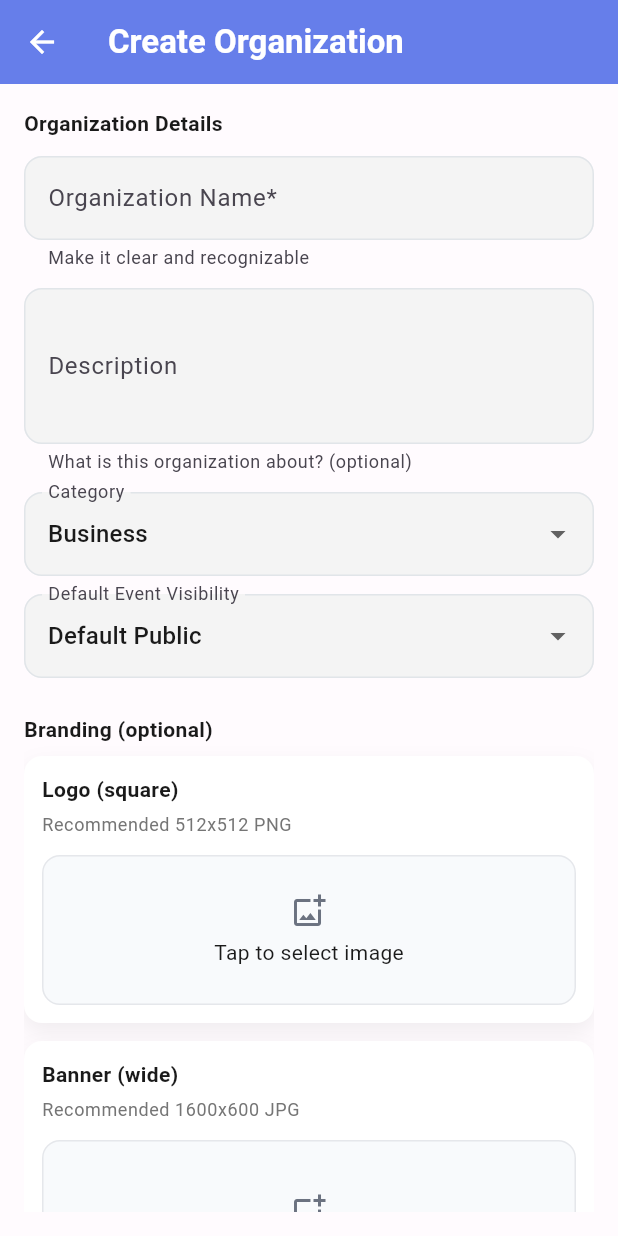
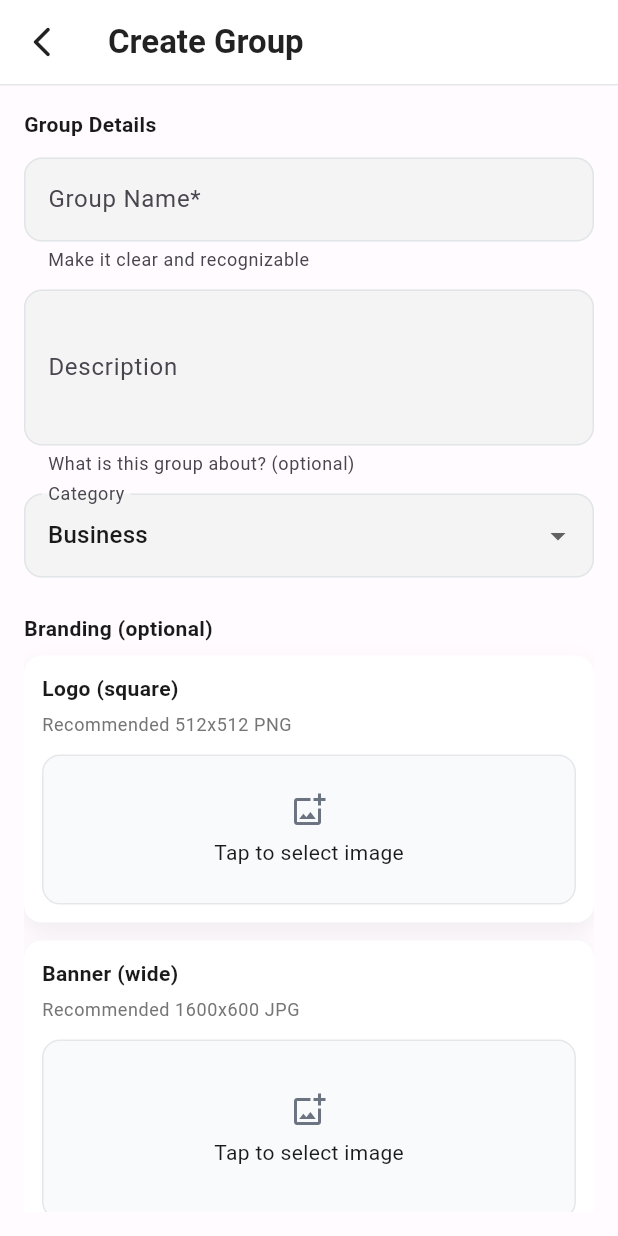
Before and after one commit to orgamiapps/orgamiappV1, a Flutter app: the CreateOrganizationScreen screen opened directly, on a phone screen of 412 x 824 dp. Run offline on Flutter 3.47's test engine with Material 3 defaults, Android fonts, the phone set to English and light mode, and no system bars; our stand-ins replace cached_network_image, carousel_slider, cloud_firestore, cloud_functions, connectivity_plus, firebase_auth and 19 more; missing offline and left inert: firebase_app_check, mobile_scanner, qr_code_scanner_plus, syncfusion_flutter_xlsio; accounts and stored records are empty.

Commit message:
UPDATED mobile app changes as of 8/25/25 at 10:22pm

```diff
--- a/lib/screens/Organizations/create_organization_screen.dart
+++ b/lib/screens/Organizations/create_organization_screen.dart
@@ -3,6 +3,7 @@ import 'package:orgami/firebase/organization_helper.dart';
 import 'dart:io';
 import 'package:cloud_firestore/cloud_firestore.dart';
 import 'package:orgami/firebase/firebase_storage_helper.dart';
+import 'package:flutter/services.dart';
 
 class CreateOrganizationScreen extends StatefulWidget {
   const CreateOrganizationScreen({super.key});
@@ -17,7 +18,6 @@ class _CreateOrganizationScreenState extends State<CreateOrganizationScreen> {
   final _nameCtlr = TextEditingController();
   final _descCtlr = TextEditingController();
   String _category = 'Business';
-  String _defaultVisibility = 'public';
   bool _submitting = false;
   File? _logoFile;
   File? _bannerFile;
@@ -27,7 +27,33 @@ class _CreateOrganizationScreenState extends State<CreateOrganizationScreen> {
   @override
   Widget build(BuildContext context) {
     return Scaffold(
-      appBar: AppBar(title: const Text('Create Organization')),
+      appBar: AppBar(
+        title: const Text('Create Group'),
+        backgroundColor: Colors.white,
+        foregroundColor: Colors.black87,
+        iconTheme: const IconThemeData(color: Colors.black87),
+        leading: IconButton(
+          icon: const Icon(
+            Icons.arrow_back_ios_new_rounded,
+            color: Colors.black87,
+          ),
+          onPressed: () => Navigator.pop(context),
+          tooltip: 'Back',
+        ),
+        titleTextStyle: const TextStyle(
+          color: Colors.black87,
+          fontSize: 22,
+          fontWeight: FontWeight.w600,
+        ),
+        elevation: 0,
+        scrolledUnderElevation: 0,
+        surfaceTintColor: Colors.transparent,
+        systemOverlayStyle: SystemUiOverlayStyle.dark,
+        bottom: const PreferredSize(
+          preferredSize: Size.fromHeight(1),
+          child: Divider(height: 1, thickness: 1, color: Color(0xFFE5E7EB)),
+        ),
+      ),
       body: Padding(
         padding: const EdgeInsets.all(16),
         child: Form(
@@ -35,14 +61,14 @@ class _CreateOrganizationScreenState extends State<CreateOrganizationScreen> {
           child: ListView(
             children: [
               const Text(
-                'Organization Details',
+                'Group Details',
                 style: TextStyle(fontWeight: FontWeight.w700),
               ),
               const SizedBox(height: 12),
               TextFormField(
                 controller: _nameCtlr,
                 decoration: const InputDecoration(
-                  labelText: 'Organization Name*',
+                  labelText: 'Group Name*',
                   helperText: 'Make it clear and recognizable',
                 ),
                 validator: (v) =>
@@ -53,7 +79,7 @@ class _CreateOrganizationScreenState extends State<CreateOrganizationScreen> {
                 controller: _descCtlr,
                 decoration: const InputDecoration(
                   labelText: 'Description',
-                  helperText: 'What is this organization about? (optional)',
+                  helperText: 'What is this group about? (optional)',
                 ),
                 maxLines: 3,
               ),
@@ -69,25 +95,6 @@ class _CreateOrganizationScreenState extends State<CreateOrganizationScreen> {
                 ],
                 onChanged: (v) => setState(() => _category = v ?? 'Business'),
                 decoration: const InputDecoration(labelText: 'Category'),
-              ),
-              const SizedBox(height: 12),
-              DropdownButtonFormField<String>(
-                value: _defaultVisibility,
-                items: const [
-                  DropdownMenuItem(
-                    value: 'public',
-                    child: Text('Default Public'),
-                  ),
-                  DropdownMenuItem(
-                    value: 'private',
-                    child: Text('Default Private'),
-                  ),
-                ],
-                onChanged: (v) =>
-                    setState(() => _defaultVisibility = v ?? 'public'),
-                decoration: const InputDecoration(
-                  labelText: 'Default Event Visibility',
-                ),
               ),
               const SizedBox(height: 24),
               const Text(
@@ -128,7 +135,7 @@ class _CreateOrganizationScreenState extends State<CreateOrganizationScreen> {
                           name: _nameCtlr.text.trim(),
                           description: _descCtlr.text.trim(),
                           category: _category,
-                          defaultEventVisibility: _defaultVisibility,
+                          defaultEventVisibility: 'public',
                         );
 
                         if (id != null) {
@@ -167,7 +174,7 @@ class _CreateOrganizationScreenState extends State<CreateOrganizationScreen> {
                           setState(() => _submitting = false);
                           ScaffoldMessenger.of(context).showSnackBar(
                             const SnackBar(
-                              content: Text('Failed to create organization'),
+                              content: Text('Failed to create group'),
                             ),
                           );
                         }
@@ -181,7 +188,7 @@ class _CreateOrganizationScreenState extends State<CreateOrganizationScreen> {
                           color: Colors.white,
                         ),
                       )
-                    : const Text('Create Organization'),
+                    : const Text('Create Group'),
               ),
             ],
           ),
```
